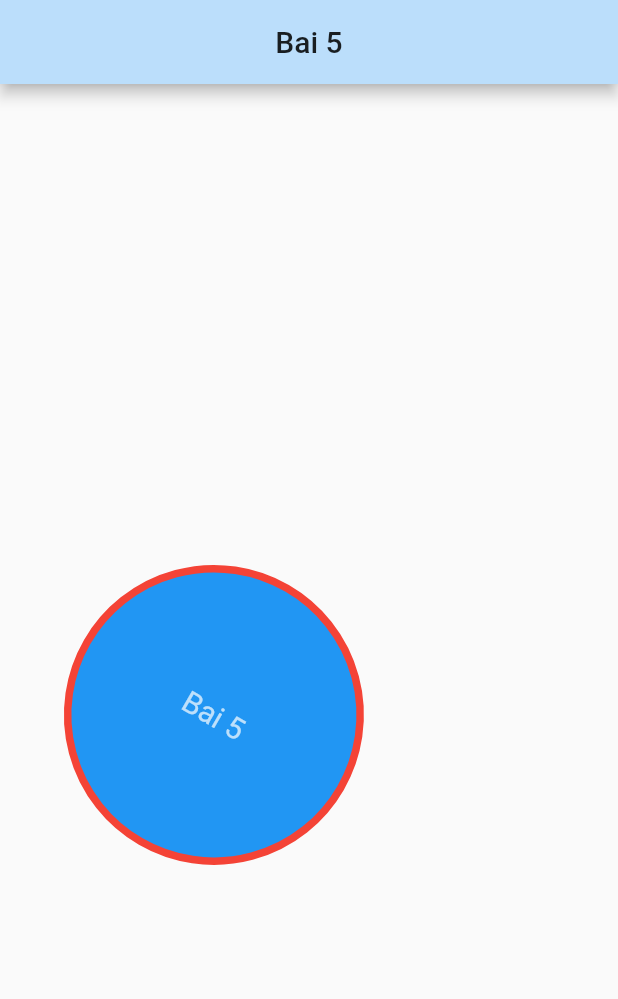
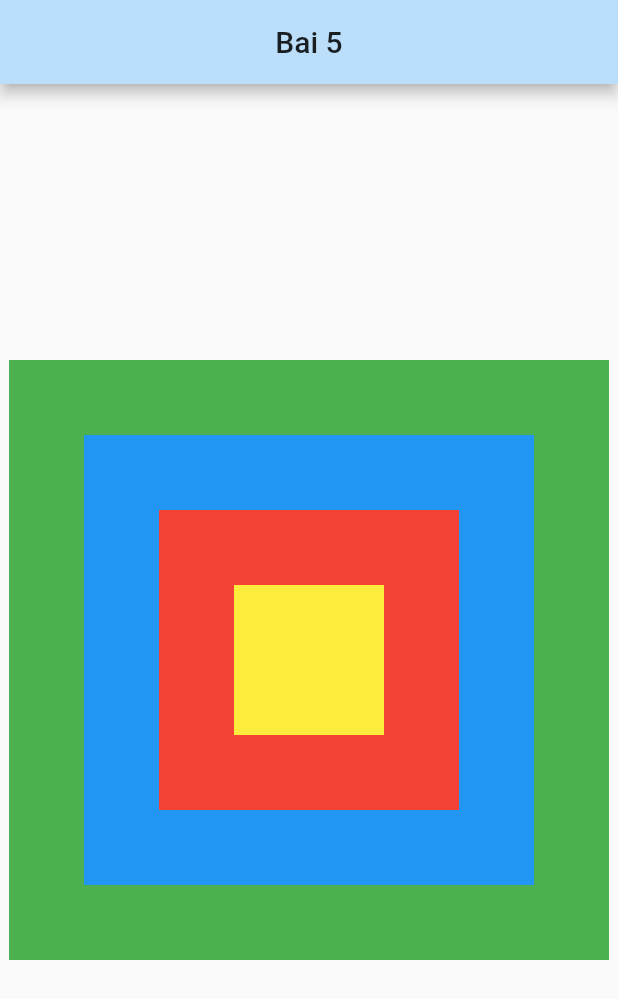
Before and after one commit to huynhminhvangit/flutter_01_hello_world, a Flutter app: the screen it shows after launch, on a phone screen of 412 x 824 dp. Shown: the top 999 px of the screen. Run offline on Flutter 3.47's test engine with Material 2 defaults, Android fonts, the phone set to English and light mode, and no system bars.

Commit message:
bai5 stack

```diff
--- a/lib/main.dart
+++ b/lib/main.dart
@@ -32,18 +32,30 @@ class _HomeState extends State<Home> {
         centerTitle: true,
       ),
       body: Center(
-        child: Container(
+        child: Stack(
           alignment: Alignment.center,
-          padding: EdgeInsets.all(10),
-          decoration: BoxDecoration(
-            border: Border.all(width: 5, color: Colors.red,style: BorderStyle.solid),
-            shape: BoxShape.circle,
-            color: Colors.blue
-          ),
-          transform: Matrix4.rotationZ(30 * pi / 180),
-          width: 200,
-          height: 200,
-          child: Text('Bai 5',style: TextStyle(color: Colors.white70, fontSize: 20),),
+          children: [
+            Container(
+              width: 400,
+              height: 400,
+              color: Colors.green,
+            ),
+            Container(
+              width: 300,
+              height: 300,
+              color: Colors.blue,
+            ),
+            Container(
+              width: 200,
+              height: 200,
+              color: Colors.red,
+            ),
+            Container(
+              width: 100,
+              height: 100,
+              color: Colors.yellow,
+            ),
+          ],
         ),
       ),
     );
```
